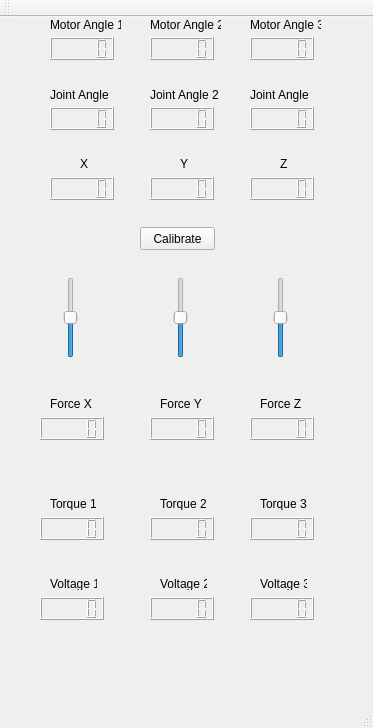
Old version of the form mainwindow.ui in the repository sschorr/TactileDevice.
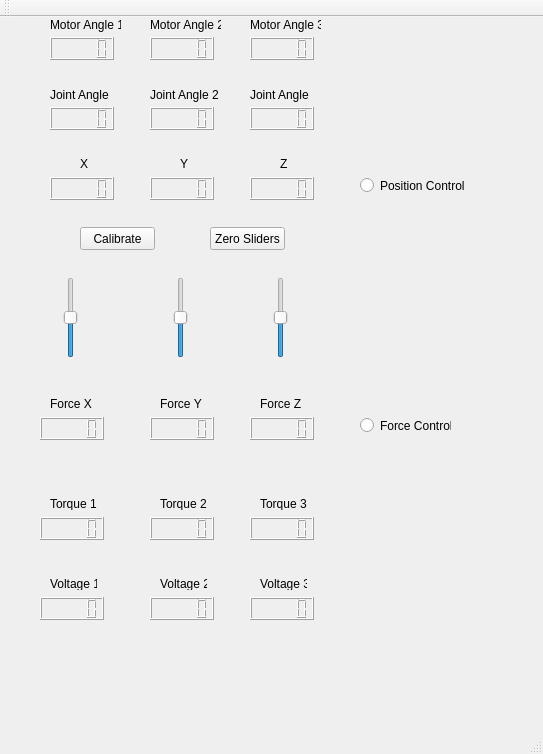
New version of the form.

The edit to the form file:
```diff
--- a/mainwindow.ui
+++ b/mainwindow.ui
@@ -6,8 +6,8 @@
    <rect>
     <x>0</x>
     <y>0</y>
-    <width>373</width>
-    <height>728</height>
+    <width>543</width>
+    <height>754</height>
    </rect>
   </property>
   <property name="windowTitle">
@@ -224,7 +224,7 @@
    <widget class="QPushButton" name="CalibratePushButton">
     <property name="geometry">
      <rect>
-      <x>140</x>
+      <x>80</x>
       <y>210</y>
       <width>75</width>
       <height>23</height>
@@ -510,6 +510,45 @@
      <string>Voltage 1</string>
     </property>
    </widget>
+   <widget class="QPushButton" name="ZeroSliders">
+    <property name="geometry">
+     <rect>
+      <x>210</x>
+      <y>210</y>
+      <width>75</width>
+      <height>23</height>
+     </rect>
+    </property>
+    <property name="text">
+     <string>Zero Sliders</string>
+    </property>
+   </widget>
+   <widget class="QRadioButton" name="radioButtonPos">
+    <property name="geometry">
+     <rect>
+      <x>360</x>
+      <y>160</y>
+      <width>111</width>
+      <height>17</height>
+     </rect>
+    </property>
+    <property name="text">
+     <string>Position Control</string>
+    </property>
+   </widget>
+   <widget class="QRadioButton" name="radioButtonForce">
+    <property name="geometry">
+     <rect>
+      <x>360</x>
+      <y>400</y>
+      <width>91</width>
+      <height>17</height>
+     </rect>
+    </property>
+    <property name="text">
+     <string>Force Control</string>
+    </property>
+   </widget>
   </widget>
   <widget class="QMenuBar" name="menuBar">
    <property name="geometry">
```
Left out of the diff: 2 changed lines with no effect on the pictures.
